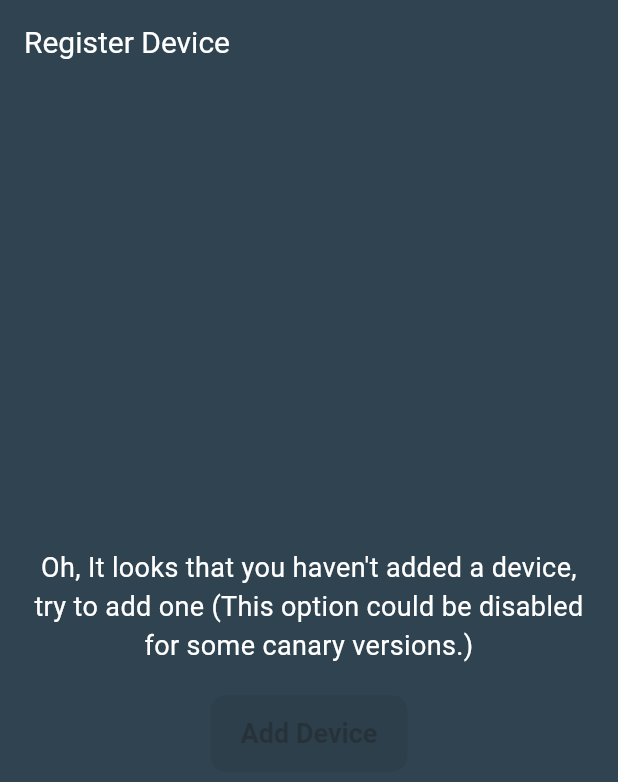
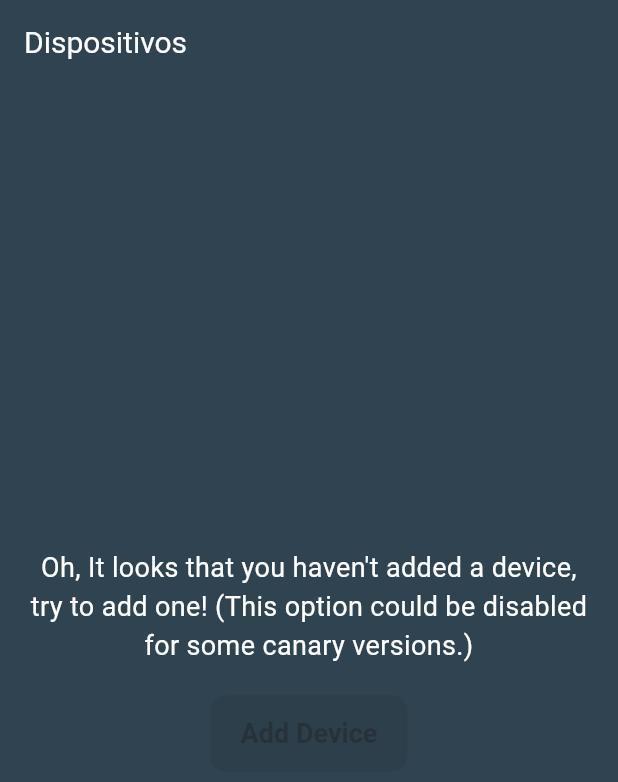
Before and after one commit to random-Kagamine-Rin-Shadow-y-un-Tilin/SEIM_canary, a Flutter app: the RegisterDeviceScreen screen opened directly, on a phone screen of 412 x 824 dp. Shown: the top 782 px of the screen. Run offline on Flutter 3.47's test engine with Material 3 defaults, Android fonts, the light colour scheme and no system bars; missing offline and left inert: mongo_dart; accounts and stored records are empty.

Commit message:
0.4.1 Cambio de texto

```diff
--- a/lib/screens/Devices/register_device.dart
+++ b/lib/screens/Devices/register_device.dart
@@ -7,7 +7,7 @@ class RegisterDeviceScreen extends StatelessWidget {
   Widget build(BuildContext context) {
     return Scaffold(
       appBar: AppBar(
-        title: const Text('Register Device'),
+        title: const Text('Dispositivos'),
       ),
       body: Padding(
         padding: const EdgeInsets.all(20.0),
@@ -16,7 +16,7 @@ class RegisterDeviceScreen extends StatelessWidget {
           crossAxisAlignment: CrossAxisAlignment.center,
           children: [
             const Text(
-              "Oh, It looks that you haven't added a device, try to add one (This option could be disabled for some canary versions.)",
+              "Oh, It looks that you haven't added a device, try to add one! (This option could be disabled for some canary versions.)",
               textAlign: TextAlign.center,
               style: TextStyle(fontSize: 18),
             ),
```
